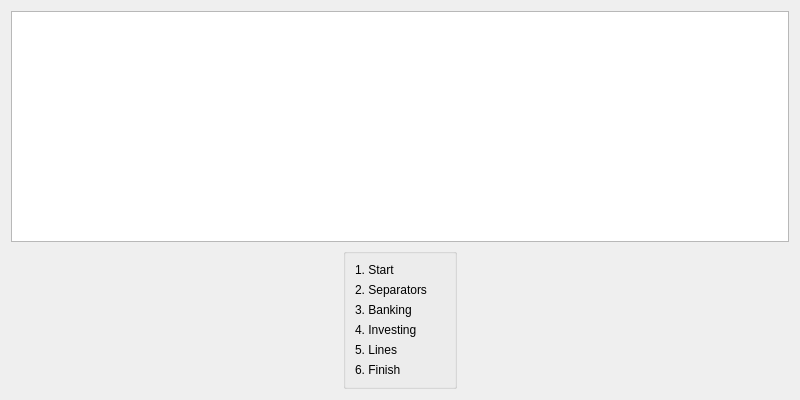
Above: kmymoney/plugins/csvimport/csvwizard.ui from KDE/kmymoney before the change. Below: the same form after it.
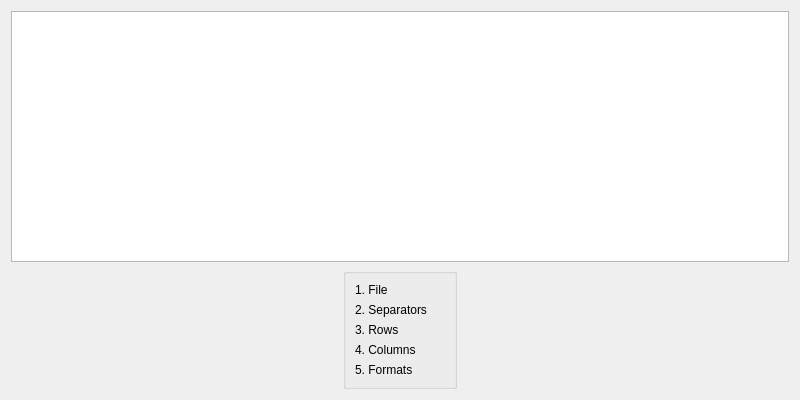
That is the form after the change.

```diff
--- a/kmymoney/plugins/csvimport/csvwizard.ui
+++ b/kmymoney/plugins/csvimport/csvwizard.ui
@@ -40,7 +40,7 @@
          <verstretch>0</verstretch>
         </sizepolicy>
        </property>
-       <layout class="QVBoxLayout" name="verticalLayout_3" stretch="6,10,10,10,10,10,10,40">
+       <layout class="QVBoxLayout" name="verticalLayout_3" stretch="6,10,10,0,10,10,40">
         <item>
          <spacer name="verticalSpacer_2">
           <property name="orientation">
@@ -63,7 +63,7 @@
            </size>
           </property>
           <property name="text">
-           <string comment="Noun, the introduction." extracomment="Noun, the introduction.">1. Start</string>
+           <string comment="Noun, the introduction." extracomment="Noun, the introduction.">1. File</string>
           </property>
          </widget>
         </item>
@@ -81,30 +81,29 @@
          </widget>
         </item>
         <item>
-         <widget class="QLabel" name="label_banking">
-          <property name="text">
-           <string>3. Banking</string>
+         <widget class="QLabel" name="label_rows">
+          <property name="minimumSize">
+           <size>
+            <width>90</width>
+            <height>0</height>
+           </size>
           </property>
-         </widget>
-        </item>
-        <item>
-         <widget class="QLabel" name="label_investing">
           <property name="text">
-           <string>4. Investing</string>
+           <string>3. Rows</string>
           </property>
          </widget>
         </item>
         <item>
          <widget class="QLabel" name="label_lines">
           <property name="text">
-           <string>5. Lines</string>
+           <string>4. Columns</string>
           </property>
          </widget>
         </item>
         <item>
          <widget class="QLabel" name="label_finish">
           <property name="text">
-           <string comment="Noun, the end." extracomment="Noun, the end.">6. Finish</string>
+           <string>5. Formats</string>
           </property>
          </widget>
         </item>
```
Left out of the diff: 6 changed lines with no effect on the pictures.
